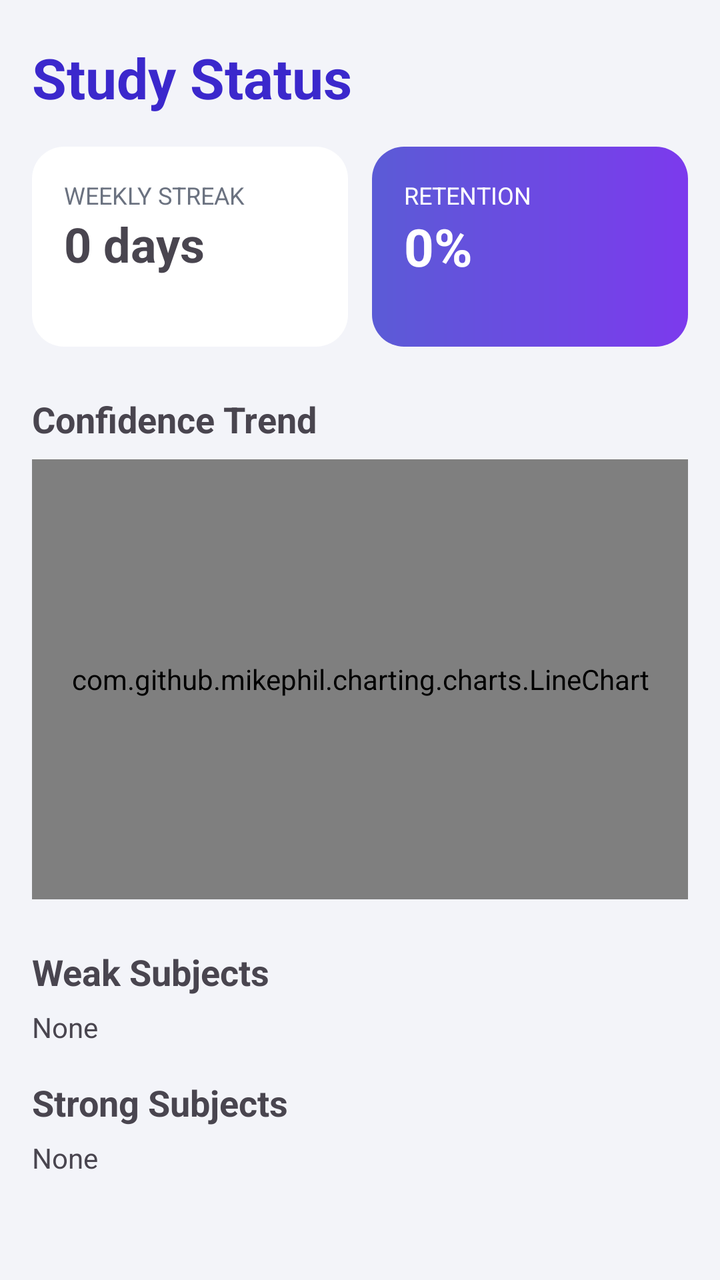
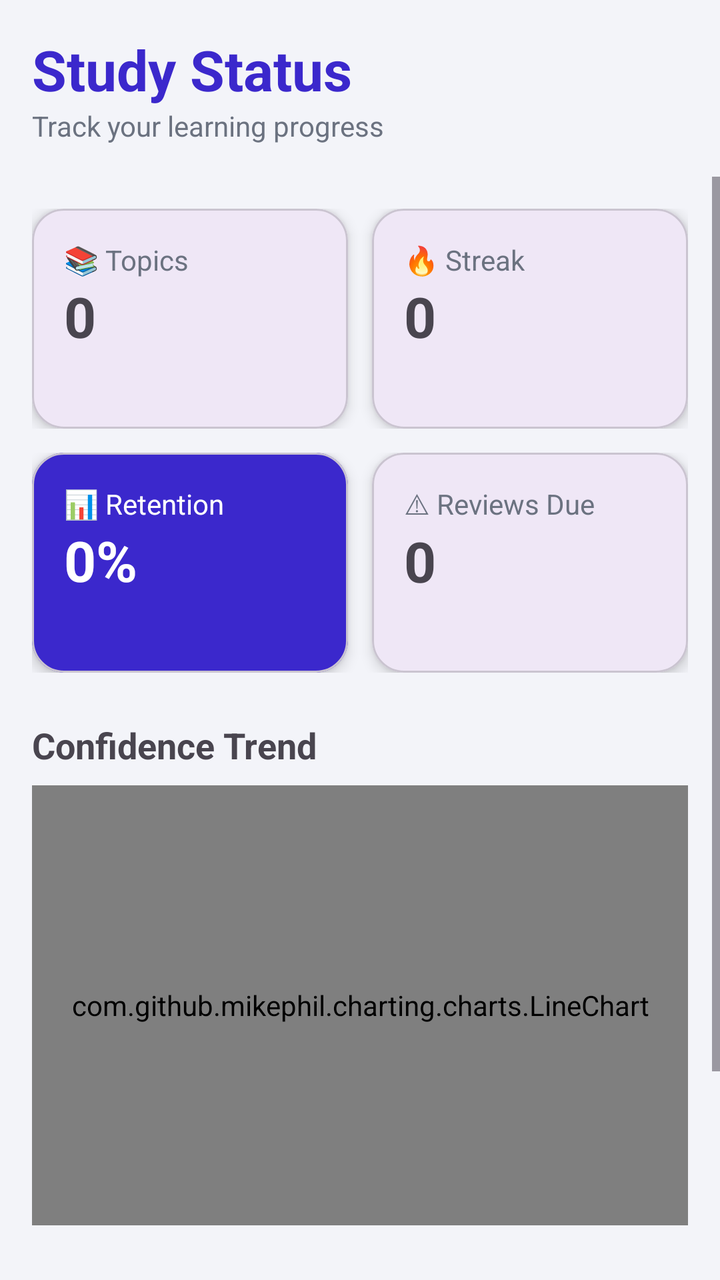

Two renders of the same Android screen: before a commit and after it. Below are the layout's source before the change and the commit's diff.
<!-- AndroidManifest.xml: application theme Theme.LearnKeep -->
<!-- res/layout/fragment_stats.xml -->
<?xml version="1.0" encoding="utf-8"?>
<androidx.constraintlayout.widget.ConstraintLayout
    xmlns:android="http://schemas.android.com/apk/res/android"
    xmlns:app="http://schemas.android.com/apk/res-auto"
    android:layout_width="match_parent"
    android:layout_height="match_parent"
    android:background="#F3F4F9"
    android:fitsSystemWindows="true">

    
    <TextView
        android:id="@+id/txtTitle"
        android:layout_width="wrap_content"
        android:layout_height="wrap_content"
        android:layout_marginStart="16dp"
        android:layout_marginTop="20dp"
        android:text="Study Status"
        android:textColor="#3B28CC"
        android:textSize="28sp"
        android:textStyle="bold"
        app:layout_constraintStart_toStartOf="parent"
        app:layout_constraintTop_toTopOf="parent" />

    
    <ScrollView
        android:layout_width="0dp"
        android:layout_height="0dp"
        app:layout_constraintTop_toBottomOf="@id/txtTitle"
        app:layout_constraintBottom_toBottomOf="parent"
        app:layout_constraintStart_toStartOf="parent"
        app:layout_constraintEnd_toEndOf="parent">

        <LinearLayout
            android:layout_width="match_parent"
            android:layout_height="wrap_content"
            android:orientation="vertical"
            android:padding="16dp"
            android:paddingBottom="100dp">

            
            <LinearLayout
                android:layout_width="match_parent"
                android:layout_height="wrap_content"
                android:orientation="horizontal">

                
                <LinearLayout
                    android:layout_width="0dp"
                    android:layout_height="100dp"
                    android:layout_weight="1"
                    android:background="@drawable/bg_card"
                    android:orientation="vertical"
                    android:padding="16dp">

                    <TextView
                        android:text="WEEKLY STREAK"
                        android:layout_width="wrap_content"
                        android:layout_height="wrap_content"
                        android:textSize="12sp"
                        android:textColor="#6B7280"/>

                    <TextView
                        android:id="@+id/txtStreak"
                        android:layout_width="wrap_content"
                        android:layout_height="wrap_content"
                        android:text="0 days"
                        android:textSize="24sp"
                        android:textStyle="bold"/>
                </LinearLayout>

                
                <LinearLayout
                    android:layout_width="0dp"
                    android:layout_height="100dp"
                    android:layout_weight="1"
                    android:layout_marginStart="12dp"
                    android:background="@drawable/bg_card_purple"
                    android:orientation="vertical"
                    android:padding="16dp">

                    <TextView
                        android:text="RETENTION"
                        android:layout_width="wrap_content"
                        android:layout_height="wrap_content"
                        android:textColor="#FFFFFF"
                        android:textSize="12sp"/>

                    <TextView
                        android:id="@+id/txtRetention"
                        android:layout_width="wrap_content"
                        android:layout_height="wrap_content"
                        android:text="0%"
                        android:textSize="26sp"
                        android:textColor="#FFFFFF"
                        android:textStyle="bold"/>
                </LinearLayout>

            </LinearLayout>

            
            <TextView
                android:text="Confidence Trend"
                android:layout_width="wrap_content"
                android:layout_height="wrap_content"
                android:textSize="18sp"
                android:textStyle="bold"
                android:layout_marginTop="24dp"/>

            
            <com.github.mikephil.charting.charts.LineChart
                android:id="@+id/chart"
                android:layout_width="match_parent"
                android:layout_height="220dp"
                android:layout_marginTop="8dp"/>

            
            <TextView
                android:text="Weak Subjects"
                android:layout_width="wrap_content"
                android:layout_height="wrap_content"
                android:textStyle="bold"
                android:textSize="18sp"
                android:layout_marginTop="24dp"/>

            <TextView
                android:id="@+id/txtWeakSubjects"
                android:layout_width="wrap_content"
                android:layout_height="wrap_content"
                android:text="None"
                android:layout_marginTop="6dp"/>

            
            <TextView
                android:text="Strong Subjects"
                android:layout_width="wrap_content"
                android:layout_height="wrap_content"
                android:textStyle="bold"
                android:textSize="18sp"
                android:layout_marginTop="16dp"/>

            <TextView
                android:id="@+id/txtStrongSubjects"
                android:layout_width="wrap_content"
                android:layout_height="wrap_content"
                android:text="None"
                android:layout_marginTop="6dp"/>

        </LinearLayout>
    </ScrollView>

</androidx.constraintlayout.widget.ConstraintLayout>
<!-- resources referenced by this layout -->
<resources>
  <!-- drawable bg_card (drawable) -->
  <shape xmlns:android="http://schemas.android.com/apk/res/android">
      <solid android:color="#FFFFFF"/>
      <corners android:radius="16dp"/>
  </shape>
  <!-- drawable bg_card_purple (drawable) -->
  <shape xmlns:android="http://schemas.android.com/apk/res/android">
      <gradient
          android:startColor="#5B5BD6"
          android:endColor="#7C3AED"
          android:angle="0"/>
      <corners android:radius="16dp"/>
  </shape>
  <style name="Theme.LearnKeep" parent="Base.Theme.LearnKeep" />
  <style name="Base.Theme.LearnKeep" parent="Theme.Material3.DayNight.NoActionBar">
          
          
      </style>
</resources>

<!-- the commit's change to res/layout/fragment_stats.xml (unified diff, before → after) -->
@@ -4,28 +4,39 @@
     xmlns:app="http://schemas.android.com/apk/res-auto"
     android:layout_width="match_parent"
     android:layout_height="match_parent"
-    android:background="#F3F4F9"
-    android:fitsSystemWindows="true">
+    android:background="#F3F4F9">
 
     
-    <TextView
-        android:id="@+id/txtTitle"
-        android:layout_width="wrap_content"
+    <LinearLayout
+        android:id="@+id/header"
+        android:layout_width="match_parent"
         android:layout_height="wrap_content"
-        android:layout_marginStart="16dp"
-        android:layout_marginTop="20dp"
-        android:text="Study Status"
-        android:textColor="#3B28CC"
-        android:textSize="28sp"
-        android:textStyle="bold"
-        app:layout_constraintStart_toStartOf="parent"
-        app:layout_constraintTop_toTopOf="parent" />
+        android:orientation="vertical"
+        android:padding="16dp"
+        app:layout_constraintTop_toTopOf="parent">
+
+        <TextView
+            android:layout_width="wrap_content"
+            android:layout_height="wrap_content"
+            android:text="Study Status"
+            android:textSize="28sp"
+            android:textStyle="bold"
+            android:textColor="#3B28CC"/>
+
+        <TextView
+            android:layout_width="wrap_content"
+            android:layout_height="wrap_content"
+            android:text="Track your learning progress"
+            android:textSize="14sp"
+            android:textColor="#6B7280"/>
+
+    </LinearLayout>
 
     
     <ScrollView
         android:layout_width="0dp"
         android:layout_height="0dp"
-        app:layout_constraintTop_toBottomOf="@id/txtTitle"
+        app:layout_constraintTop_toBottomOf="@id/header"
         app:layout_constraintBottom_toBottomOf="parent"
         app:layout_constraintStart_toStartOf="parent"
         app:layout_constraintEnd_toEndOf="parent">
@@ -34,8 +45,7 @@
             android:layout_width="match_parent"
             android:layout_height="wrap_content"
             android:orientation="vertical"
-            android:padding="16dp"
-            android:paddingBottom="100dp">
+            android:padding="16dp">
 
             
             <LinearLayout
@@ -44,64 +54,149 @@
                 android:orientation="horizontal">
 
                 
-                <LinearLayout
-                    android:layout_width="0dp"
-                    android:layout_height="100dp"
-                    android:layout_weight="1"
-                    android:background="@drawable/bg_card"
-                    android:orientation="vertical"
-                    android:padding="16dp">
-
-                    <TextView
-                        android:text="WEEKLY STREAK"
-                        android:layout_width="wrap_content"
-                        android:layout_height="wrap_content"
-                        android:textSize="12sp"
-                        android:textColor="#6B7280"/>
-
-                    <TextView
-                        android:id="@+id/txtStreak"
-                        android:layout_width="wrap_content"
-                        android:layout_height="wrap_content"
-                        android:text="0 days"
-                        android:textSize="24sp"
-                        android:textStyle="bold"/>
-                </LinearLayout>
-
-                
-                <LinearLayout
-                    android:layout_width="0dp"
-                    android:layout_height="100dp"
+                <com.google.android.material.card.MaterialCardView
+                    android:layout_width="0dp"
+                    android:layout_height="110dp"
+                    android:layout_weight="1"
+                    app:cardCornerRadius="16dp"
+                    app:cardElevation="4dp">
+
+                    <LinearLayout
+                        android:layout_width="match_parent"
+                        android:layout_height="match_parent"
+                        android:orientation="vertical"
+                        android:padding="16dp">
+
+                        <TextView
+                            android:layout_width="wrap_content"
+                            android:layout_height="wrap_content"
+                            android:text="📚 Topics"
+                            android:textSize="14sp"
+                            android:textColor="#6B7280"/>
+
+                        <TextView
+                            android:id="@+id/txtTopicsCount"
+                            android:layout_width="wrap_content"
+                            android:layout_height="wrap_content"
+                            android:text="0"
+                            android:textSize="28sp"
+                            android:textStyle="bold"/>
+                    </LinearLayout>
+                </com.google.android.material.card.MaterialCardView>
+
+                
+                <com.google.android.material.card.MaterialCardView
+                    android:layout_width="0dp"
+                    android:layout_height="110dp"
                     android:layout_weight="1"
                     android:layout_marginStart="12dp"
-                    android:background="@drawable/bg_card_purple"
-                    android:orientation="vertical"
-                    android:padding="16dp">
-
-                    <TextView
-                        android:text="RETENTION"
-                        android:layout_width="wrap_content"
-                        android:layout_height="wrap_content"
-                        android:textColor="#FFFFFF"
-                        android:textSize="12sp"/>
-
-                    <TextView
-                        android:id="@+id/txtRetention"
-                        android:layout_width="wrap_content"
-                        android:layout_height="wrap_content"
-                        android:text="0%"
-                        android:textSize="26sp"
-                        android:textColor="#FFFFFF"
-                        android:textStyle="bold"/>
-                </LinearLayout>
+                    app:cardCornerRadius="16dp"
+                    app:cardElevation="4dp">
+
+                    <LinearLayout
+                        android:layout_width="match_parent"
+                        android:layout_height="match_parent"
+                        android:orientation="vertical"
+                        android:padding="16dp">
+
+                        <TextView
+                            android:layout_width="wrap_content"
+                            android:layout_height="wrap_content"
+                            android:text="🔥 Streak"
+                            android:textSize="14sp"
+                            android:textColor="#6B7280"/>
+
+                        <TextView
+                            android:id="@+id/txtStreak"
+                            android:layout_width="wrap_content"
+                            android:layout_height="wrap_content"
+                            android:text="0"
+                            android:textSize="28sp"
+                            android:textStyle="bold"/>
+                    </LinearLayout>
+                </com.google.android.material.card.MaterialCardView>
 
             </LinearLayout>
 
             
-            <TextView
+            <LinearLayout
+                android:layout_width="match_parent"
+                android:layout_height="wrap_content"
+                android:orientation="horizontal"
+                android:layout_marginTop="12dp">
+
+                
+                <com.google.android.material.card.MaterialCardView
+                    android:layout_width="0dp"
+                    android:layout_height="110dp"
+                    android:layout_weight="1"
+                    app:cardCornerRadius="16dp"
+                    app:cardElevation="4dp"
+                    app:cardBackgroundColor="#3B28CC">
+
+                    <LinearLayout
+                        android:layout_width="match_parent"
+                        android:layout_height="match_parent"
+                        android:orientation="vertical"
+                        android:padding="16dp">
+
+                        <TextView
+                            android:layout_width="wrap_content"
+                            android:layout_height="wrap_content"
+                            android:text="📊 Retention"
+                            android:textSize="14sp"
+                            android:textColor="#FFFFFF"/>
+
+                        <TextView
+                            android:id="@+id/txtRetention"
+                            android:layout_width="wrap_content"
+                            android:layout_height="wrap_content"
+                            android:text="0%"
+                            android:textSize="28sp"
+                            android:textColor="#FFFFFF"
+                            android:textStyle="bold"/>
+                    </LinearLayout>
+                </com.google.android.material.card.MaterialCardView>
+
+                
+                <com.google.android.material.card.MaterialCardView
+                    android:layout_width="0dp"
+                    android:layout_height="110dp"
+                    android:layout_weight="1"
+                    android:layout_marginStart="12dp"
+                    app:cardCornerRadius="16dp"
+                    app:cardElevation="4dp">
+
+                    <LinearLayout
+                        android:layout_width="match_parent"
+                        android:layout_height="match_parent"
+                        android:orientation="vertical"
+                        android:padding="16dp">
+
+                        <TextView
+                            android:layout_width="wrap_content"
+                            android:layout_height="wrap_content"
+                            android:text="⚠ Reviews Due"
+                            android:textSize="14sp"
+                            android:textColor="#6B7280"/>
+
+                        <TextView
+                            android:id="@+id/txtReviewsDue"
+                            android:layout_width="wrap_content"
+                            android:layout_height="wrap_content"
+                            android:text="0"
+                            android:textSize="28sp"
+                            android:textStyle="bold"/>
+
+                    </LinearLayout>
+                </com.google.android.material.card.MaterialCardView>
+            </LinearLayout>
+
+            
+            <TextView
+                android:layout_width="wrap_content"
+                android:layout_height="wrap_content"
                 android:text="Confidence Trend"
-                android:layout_width="wrap_content"
-                android:layout_height="wrap_content"
                 android:textSize="18sp"
                 android:textStyle="bold"
                 android:layout_marginTop="24dp"/>
@@ -115,37 +210,38 @@
 
             
             <TextView
+                android:layout_width="wrap_content"
+                android:layout_height="wrap_content"
                 android:text="Weak Subjects"
-                android:layout_width="wrap_content"
-                android:layout_height="wrap_content"
+                android:textSize="18sp"
                 android:textStyle="bold"
+                android:layout_marginTop="24dp"/>
+
+            <TextView
+                android:id="@+id/txtWeakSubjects"
+                android:layout_width="wrap_content"
+                android:layout_height="wrap_content"
+                android:text="None"
+                android:textSize="16sp"
+                android:layout_marginTop="4dp"/>
+
+            
+            <TextView
+                android:layout_width="wrap_content"
+                android:layout_height="wrap_content"
+                android:text="Strong Subjects"
                 android:textSize="18sp"
-                android:layout_marginTop="24dp"/>
-
-            <TextView
-                android:id="@+id/txtWeakSubjects"
+                android:textStyle="bold"
+                android:layout_marginTop="16dp"/>
+
+            <TextView
+                android:id="@+id/txtStrongSubjects"
                 android:layout_width="wrap_content"
                 android:layout_height="wrap_content"
                 android:text="None"
-                android:layout_marginTop="6dp"/>
-
-            
-            <TextView
-                android:text="Strong Subjects"
-                android:layout_width="wrap_content"
-                android:layout_height="wrap_content"
-                android:textStyle="bold"
-                android:textSize="18sp"
-                android:layout_marginTop="16dp"/>
-
-            <TextView
-                android:id="@+id/txtStrongSubjects"
-                android:layout_width="wrap_content"
-                android:layout_height="wrap_content"
-                android:text="None"
-                android:layout_marginTop="6dp"/>
+                android:textSize="16sp"
+                android:layout_marginTop="4dp"/>
 
         </LinearLayout>
     </ScrollView>
-
 </androidx.constraintlayout.widget.ConstraintLayout>
<!-- resource entries referenced after the edit -->
@@ -1,18 +1,5 @@
 <!-- resources referenced by this layout -->
 <resources>
-  <!-- drawable bg_card (drawable) -->
-  <shape xmlns:android="http://schemas.android.com/apk/res/android">
-      <solid android:color="#FFFFFF"/>
-      <corners android:radius="16dp"/>
-  </shape>
-  <!-- drawable bg_card_purple (drawable) -->
-  <shape xmlns:android="http://schemas.android.com/apk/res/android">
-      <gradient
-          android:startColor="#5B5BD6"
-          android:endColor="#7C3AED"
-          android:angle="0"/>
-      <corners android:radius="16dp"/>
-  </shape>
   <style name="Theme.LearnKeep" parent="Base.Theme.LearnKeep" />
   <style name="Base.Theme.LearnKeep" parent="Theme.Material3.DayNight.NoActionBar">
           
